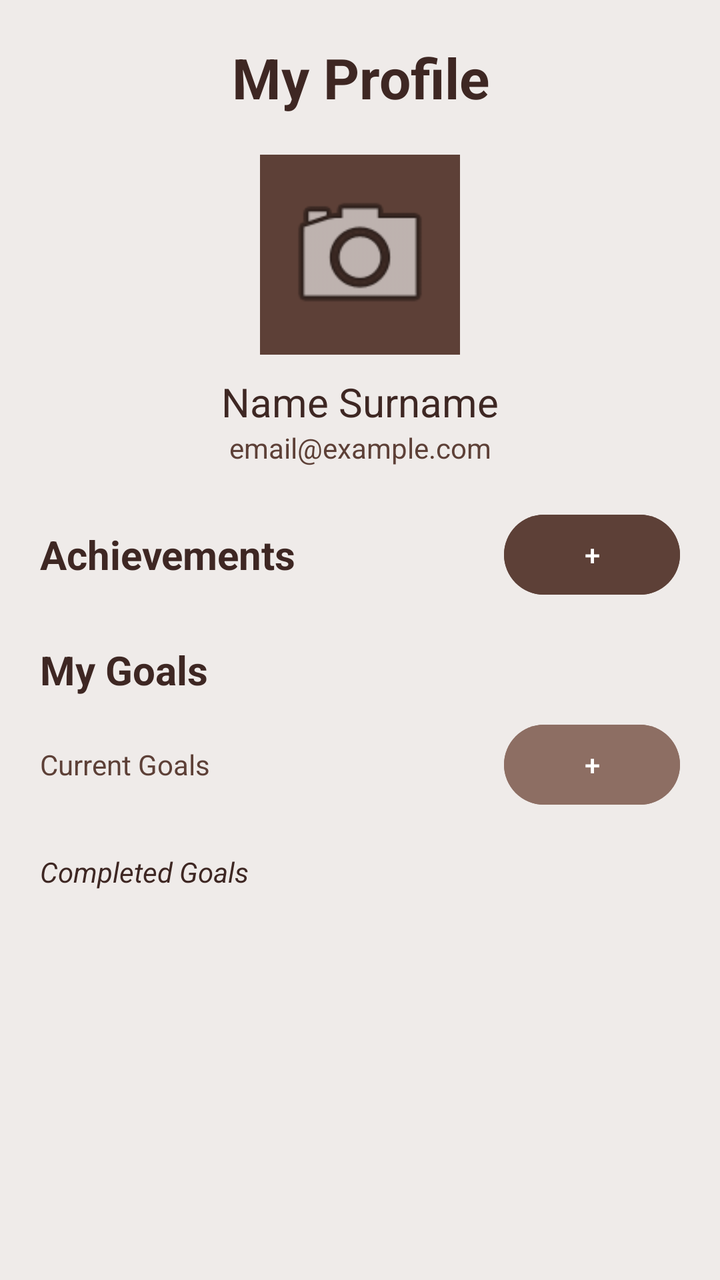
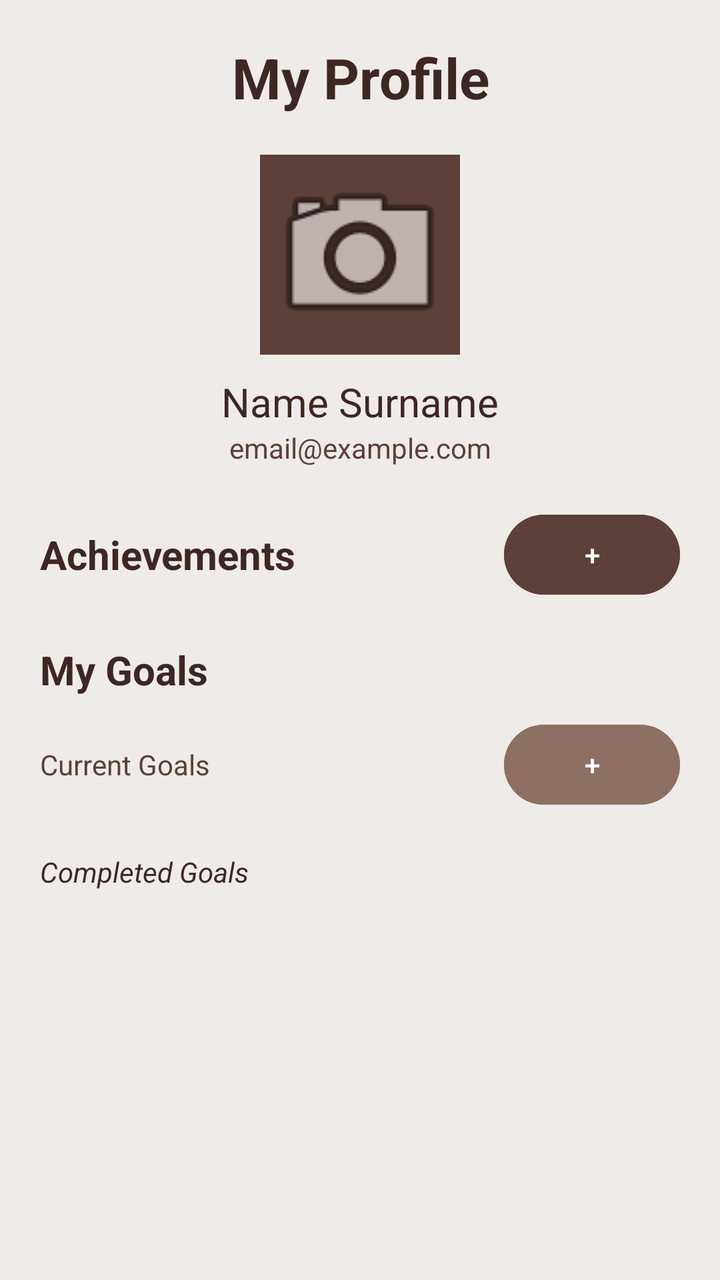

The first picture is an Android layout as it rendered before a commit; the second is the same layout after the commit. The layout source and the unified diff follow.
<!-- AndroidManifest.xml: application theme Theme.OlympMathMentor -->
<!-- res/layout/fragment_profile.xml -->
<?xml version="1.0" encoding="utf-8"?>
<ScrollView xmlns:android="http://schemas.android.com/apk/res/android"
    android:layout_width="match_parent"
    android:layout_height="match_parent"
    android:background="@color/soft_beige">

    <LinearLayout
        android:layout_width="match_parent"
        android:layout_height="wrap_content"
        android:orientation="vertical"
        android:padding="20dp">

        <TextView
            android:layout_width="match_parent"
            android:layout_height="wrap_content"
            android:text="My Profile"
            android:textSize="28sp"
            android:textStyle="bold"
            android:textColor="@color/deep_brown"
            android:gravity="center"
            android:layout_marginBottom="20dp"/>

        <ImageView
            android:id="@+id/profileImage"
            android:layout_width="100dp"
            android:layout_height="100dp"
            android:layout_gravity="center"
            android:src="@android:drawable/ic_menu_camera"
            android:background="@color/earth_brown"
            android:padding="10dp" />

        <TextView
            android:id="@+id/tvFullName"
            android:layout_width="match_parent"
            android:layout_height="wrap_content"
            android:text="Name Surname"
            android:textColor="@color/deep_brown"
            android:textSize="20sp"
            android:gravity="center"
            android:layout_marginTop="10dp"/>

        <TextView
            android:id="@+id/tvEmail"
            android:layout_width="match_parent"
            android:layout_height="wrap_content"
            android:text="email@example.com"
            android:textColor="@color/earth_brown"
            android:gravity="center"
            android:layout_marginBottom="20dp"/>

        <LinearLayout
            android:layout_width="match_parent"
            android:layout_height="wrap_content"
            android:orientation="horizontal"
            android:gravity="center_vertical">
            <TextView
                android:layout_width="0dp"
                android:layout_weight="1"
                android:layout_height="wrap_content"
                android:text="Achievements"
                android:textSize="20sp"
                android:textStyle="bold"
                android:textColor="@color/deep_brown"/>
            <Button
                android:id="@+id/btnAddAchievement"
                android:layout_width="wrap_content"
                android:layout_height="wrap_content"
                android:text="+"
                android:backgroundTint="@color/earth_brown"/>
        </LinearLayout>

        <LinearLayout
            android:id="@+id/containerAchievements"
            android:layout_width="match_parent"
            android:layout_height="wrap_content"
            android:orientation="vertical"
            android:layout_marginBottom="20dp" />

        <TextView
            android:layout_width="match_parent"
            android:layout_height="wrap_content"
            android:text="My Goals"
            android:textSize="20sp"
            android:textStyle="bold"
            android:textColor="@color/deep_brown"/>

        <LinearLayout
            android:layout_width="match_parent"
            android:layout_height="wrap_content"
            android:orientation="horizontal"
            android:layout_marginTop="10dp">
            <TextView
                android:layout_width="0dp"
                android:layout_weight="1"
                android:layout_height="wrap_content"
                android:text="Current Goals"
                android:textColor="@color/earth_brown"/>
            <Button
                android:id="@+id/btnAddGoal"
                android:layout_width="wrap_content"
                android:layout_height="wrap_content"
                android:text="+"
                android:backgroundTint="@color/accent_tan"/>
        </LinearLayout>

        <LinearLayout
            android:id="@+id/containerCurrentGoals"
            android:layout_width="match_parent"
            android:layout_height="wrap_content"
            android:orientation="vertical" />

        <TextView
            android:layout_width="match_parent"
            android:layout_height="wrap_content"
            android:text="Completed Goals"
            android:layout_marginTop="20dp"
            android:textColor="@color/deep_brown"
            android:textStyle="italic"/>

        <LinearLayout
            android:id="@+id/containerCompletedGoals"
            android:layout_width="match_parent"
            android:layout_height="wrap_content"
            android:orientation="vertical" />

    </LinearLayout>
</ScrollView>
<!-- resources referenced by this layout -->
<resources>
  <color name="accent_tan">#8D6E63</color>
  <color name="deep_brown">#3E2723</color>
  <color name="earth_brown">#5D4037</color>
  <color name="soft_beige">#EFEBE9</color>
  <style name="Theme.OlympMathMentor" parent="Base.Theme.OlympMathMentor" />
  <style name="Base.Theme.OlympMathMentor" parent="Theme.Material3.DayNight.NoActionBar">
          
          
      </style>
</resources>

<!-- the commit's change to res/layout/fragment_profile.xml (unified diff, before → after) -->
@@ -25,9 +25,10 @@
             android:layout_width="100dp"
             android:layout_height="100dp"
             android:layout_gravity="center"
-            android:src="@android:drawable/ic_menu_camera"
             android:background="@color/earth_brown"
-            android:padding="10dp" />
+            android:padding="2dp"
+            android:scaleType="centerCrop"
+            android:src="@android:drawable/ic_menu_camera" />
 
         <TextView
             android:id="@+id/tvFullName"
@@ -53,6 +54,7 @@
             android:layout_height="wrap_content"
             android:orientation="horizontal"
             android:gravity="center_vertical">
+
             <TextView
                 android:layout_width="0dp"
                 android:layout_weight="1"
@@ -61,6 +63,7 @@
                 android:textSize="20sp"
                 android:textStyle="bold"
                 android:textColor="@color/deep_brown"/>
+
             <Button
                 android:id="@+id/btnAddAchievement"
                 android:layout_width="wrap_content"
@@ -87,20 +90,22 @@
         <LinearLayout
             android:layout_width="match_parent"
             android:layout_height="wrap_content"
-            android:orientation="horizontal"
-            android:layout_marginTop="10dp">
+            android:layout_marginTop="10dp"
+            android:orientation="horizontal">
+
             <TextView
                 android:layout_width="0dp"
+                android:layout_height="wrap_content"
                 android:layout_weight="1"
-                android:layout_height="wrap_content"
                 android:text="Current Goals"
-                android:textColor="@color/earth_brown"/>
+                android:textColor="@color/earth_brown" />
+
             <Button
                 android:id="@+id/btnAddGoal"
                 android:layout_width="wrap_content"
                 android:layout_height="wrap_content"
-                android:text="+"
-                android:backgroundTint="@color/accent_tan"/>
+                android:backgroundTint="@color/accent_tan"
+                android:text="+" />
         </LinearLayout>
 
         <LinearLayout
